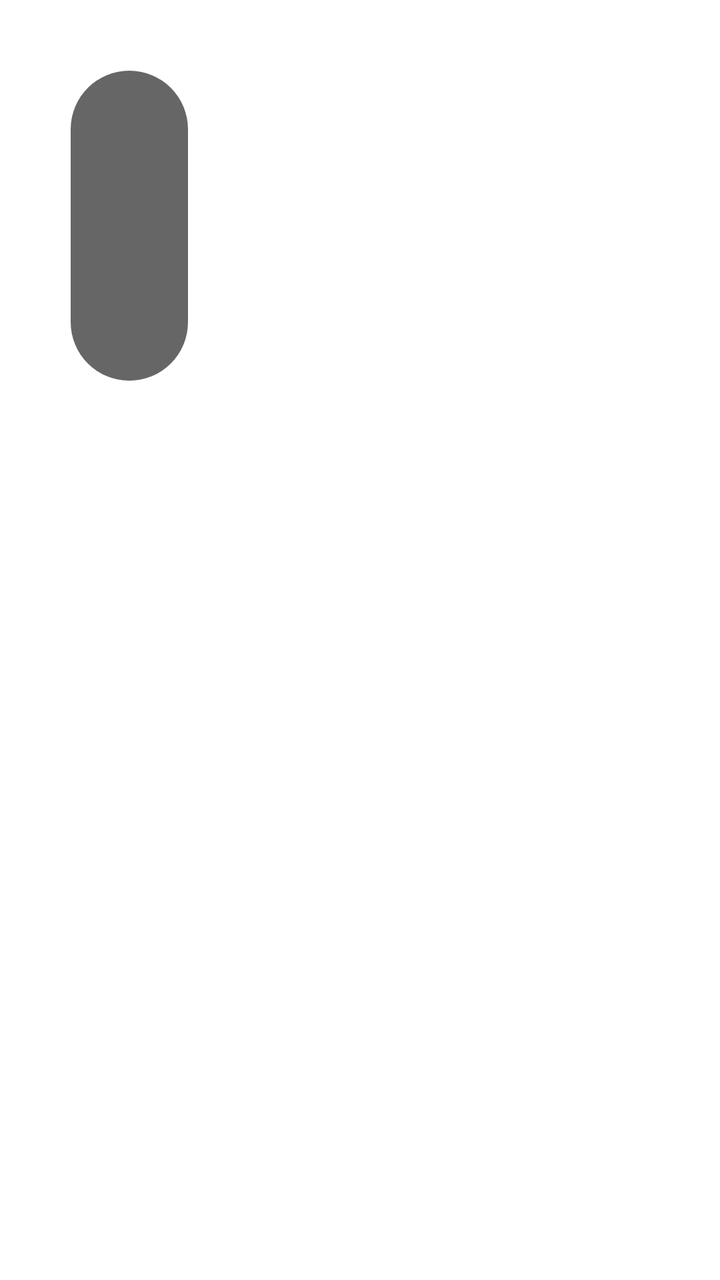
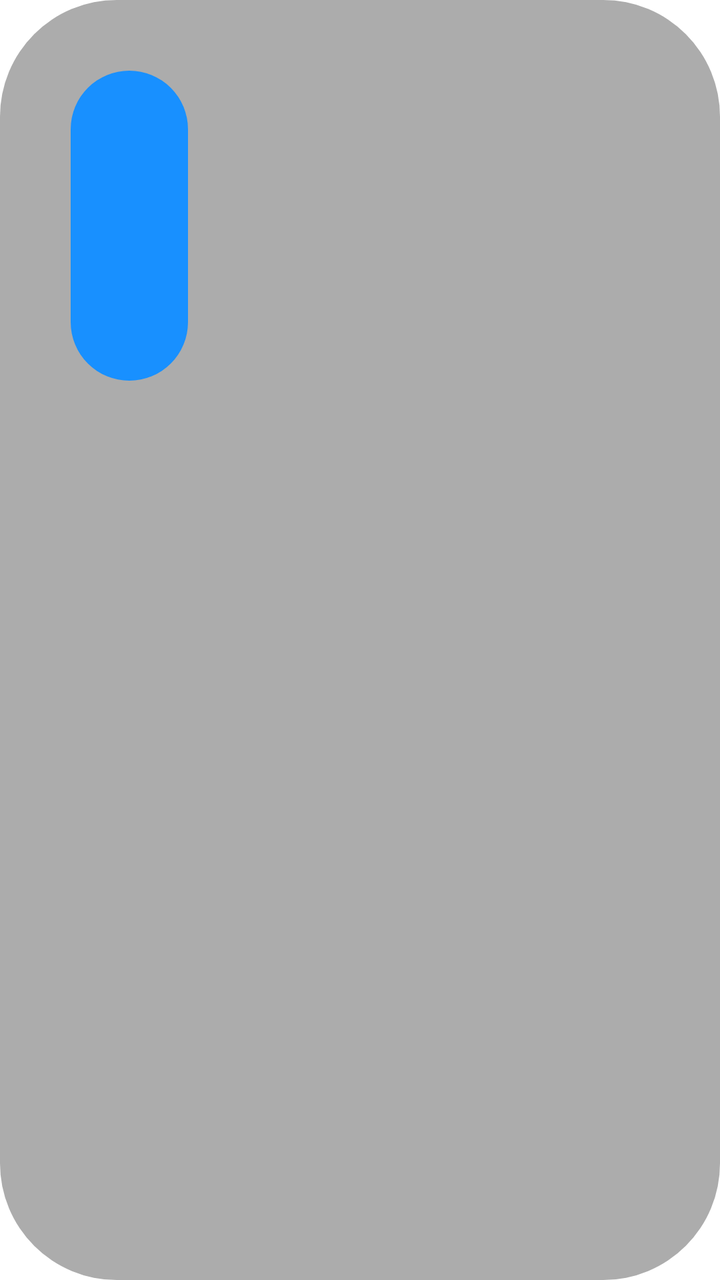

Compare the two renders of this Android layout. The source of the first and the diff that turns it into the second are given below.
<!-- AndroidManifest.xml: application theme AppTheme.NoActionBar -->
<!-- res/layout/item_search.xml -->
<?xml version="1.0" encoding="utf-8"?>
<FrameLayout xmlns:android="http://schemas.android.com/apk/res/android"
    android:layout_width="wrap_content"
    android:layout_height="wrap_content"
    android:background="@drawable/shape_thumb_radius"
    android:focusable="true"
    android:padding="@dimen/vs_1">

    <FrameLayout
        android:layout_width="@dimen/vs_185"
        android:layout_height="@dimen/vs_260">

        <ImageView
            android:id="@+id/ivThumb"
            android:layout_width="match_parent"
            android:layout_height="match_parent"
            android:padding="@dimen/vs_1"
            android:scaleType="fitXY" />

        <LinearLayout
            android:layout_width="wrap_content"
            android:layout_height="wrap_content"
            android:layout_marginLeft="@dimen/vs_5"
            android:layout_marginTop="@dimen/vs_5"
            android:layout_marginRight="@dimen/vs_5"
            android:orientation="horizontal">

            <TextView
                android:id="@+id/tvSite"
                android:layout_width="wrap_content"
                android:layout_height="wrap_content"
                android:layout_marginEnd="@dimen/vs_5"
                android:layout_marginRight="@dimen/vs_5"
                android:background="@drawable/shape_thumb_year"
                android:ellipsize="end"
                android:gravity="center"
                android:paddingLeft="@dimen/vs_5"
                android:paddingRight="@dimen/vs_5"
                android:singleLine="true"
                android:textColor="@android:color/white"
                android:textSize="@dimen/ts_20" />

        </LinearLayout>


        <LinearLayout
            android:layout_width="match_parent"
            android:layout_height="wrap_content"
            android:layout_gravity="bottom"
            android:orientation="vertical"
            android:padding="@dimen/vs_1">

            <TextView
                android:id="@+id/tvNote"
                android:layout_width="wrap_content"
                android:layout_height="wrap_content"
                android:layout_gravity="bottom"
                android:layout_marginLeft="@dimen/vs_5"
                android:layout_marginRight="@dimen/vs_5"
                android:layout_marginBottom="@dimen/vs_5"
                android:background="@drawable/shape_thumb_note"
                android:ellipsize="end"
                android:gravity="center"
                android:paddingLeft="@dimen/vs_5"
                android:paddingRight="@dimen/vs_5"
                android:singleLine="true"
                android:textColor="@android:color/white"
                android:textSize="@dimen/ts_20" />

            <TextView
                android:id="@+id/tvName"
                android:layout_width="match_parent"
                android:layout_height="wrap_content"
                android:background="@drawable/shape_thumb_bottom_name"
                android:ellipsize="marquee"
                android:marqueeRepeatLimit="marquee_forever"
                android:padding="@dimen/vs_5"
                android:singleLine="true"
                android:textColor="@android:color/white"
                android:textSize="@dimen/ts_22" />
        </LinearLayout>
    </FrameLayout>
</FrameLayout>
<!-- resources referenced by this layout -->
<resources>
  <dimen name="ts_20">20mm</dimen>
  <dimen name="ts_22">22mm</dimen>
  <dimen name="vs_1">1mm</dimen>
  <dimen name="vs_185">185mm</dimen>
  <dimen name="vs_260">260mm</dimen>
  <dimen name="vs_5">5mm</dimen>
  <!-- drawable shape_thumb_bottom_name (drawable) -->
  <?xml version="1.0" encoding="utf-8"?>
  <shape xmlns:android="http://schemas.android.com/apk/res/android">
      <corners
          android:bottomLeftRadius="@dimen/vs_14"
          android:bottomRightRadius="@dimen/vs_14" />
      <solid android:color="@color/color_000000_60" />
  </shape>
  <!-- drawable shape_thumb_note (drawable) -->
  <?xml version="1.0" encoding="utf-8"?>
  <shape xmlns:android="http://schemas.android.com/apk/res/android">
      <solid android:color="@color/color_000000_60" />
      <corners android:radius="@dimen/vs_5" />
  </shape>
  <!-- drawable shape_thumb_radius (drawable) -->
  <?xml version="1.0" encoding="utf-8"?>
  <selector xmlns:android="http://schemas.android.com/apk/res/android">
      <item android:state_focused="true">
          <shape>
              <corners android:radius="14px" />
              <stroke android:width="2mm" android:color="@color/color_FFFFFF" />
              <solid android:color="?attr/color_theme_40" />
          </shape>
      </item>
      <item android:state_focused="false">
          <shape>
              <corners android:radius="14px" />
              <solid android:color="#36ffffff"/>
          </shape>
      </item>
  </selector>
  <!-- drawable shape_thumb_year (drawable) -->
  <?xml version="1.0" encoding="utf-8"?>
  <shape xmlns:android="http://schemas.android.com/apk/res/android">
      <solid android:color="@color/color_000000_60" />
      <corners android:radius="@dimen/vs_5" />
  </shape>
  <style name="AppTheme.NoActionBar">
          <item name="android:windowActionBar">false</item>
          <item name="android:windowNoTitle">true</item>
          <item name="windowActionBar">false</item>
          <item name="android:windowFullscreen">true</item>//全屏即无通知栏
          <item name="android:windowContentOverlay">@null</item>//是否有遮盖
          <item name="windowNoTitle">true</item>
          
          
          <item name="android:windowBackground">@android:color/transparent</item>
      </style>
  <dimen name="vs_14">14mm</dimen>
  <color name="color_000000_60">#99000000</color>
  <color name="color_FFFFFF">#FFFFFF</color>
</resources>

<!-- the commit's change to res/layout/item_search.xml (unified diff, before → after) -->
@@ -2,13 +2,13 @@
 <FrameLayout xmlns:android="http://schemas.android.com/apk/res/android"
     android:layout_width="wrap_content"
     android:layout_height="wrap_content"
-    android:background="@drawable/shape_thumb_radius"
+    android:background="@drawable/shape_user_focus"
     android:focusable="true"
     android:padding="@dimen/vs_1">
 
     <FrameLayout
-        android:layout_width="@dimen/vs_185"
-        android:layout_height="@dimen/vs_260">
+        android:layout_width="@dimen/vs_214"
+        android:layout_height="@dimen/vs_280">
 
         <ImageView
             android:id="@+id/ivThumb"
<!-- resource entries referenced after the edit -->
@@ -3,59 +3,71 @@
   <dimen name="ts_20">20mm</dimen>
   <dimen name="ts_22">22mm</dimen>
   <dimen name="vs_1">1mm</dimen>
-  <dimen name="vs_185">185mm</dimen>
-  <dimen name="vs_260">260mm</dimen>
+  <dimen name="vs_214">214mm</dimen>
+  <dimen name="vs_280">280mm</dimen>
   <dimen name="vs_5">5mm</dimen>
   <!-- drawable shape_thumb_bottom_name (drawable) -->
   <?xml version="1.0" encoding="utf-8"?>
   <shape xmlns:android="http://schemas.android.com/apk/res/android">
       <corners
-          android:bottomLeftRadius="@dimen/vs_14"
-          android:bottomRightRadius="@dimen/vs_14" />
-      <solid android:color="@color/color_000000_60" />
+          android:bottomLeftRadius="@dimen/vs_10"
+          android:bottomRightRadius="@dimen/vs_10" />
+      <solid android:color="@color/color_99000000" />
   </shape>
   <!-- drawable shape_thumb_note (drawable) -->
   <?xml version="1.0" encoding="utf-8"?>
   <shape xmlns:android="http://schemas.android.com/apk/res/android">
-      <solid android:color="@color/color_000000_60" />
-      <corners android:radius="@dimen/vs_5" />
+      <solid android:color="@color/color_3D3D3D" />
+      <corners android:radius="5mm" />
   </shape>
-  <!-- drawable shape_thumb_radius (drawable) -->
+  <!-- drawable shape_thumb_year (drawable) -->
+  <?xml version="1.0" encoding="utf-8"?>
+  <shape xmlns:android="http://schemas.android.com/apk/res/android">
+      <solid android:color="@color/color_1890FF" />
+      <corners android:radius="5mm" />
+  </shape>
+  <!-- drawable shape_user_focus (drawable) -->
   <?xml version="1.0" encoding="utf-8"?>
   <selector xmlns:android="http://schemas.android.com/apk/res/android">
       <item android:state_focused="true">
           <shape>
-              <corners android:radius="14px" />
+              <corners android:radius="10mm" />
               <stroke android:width="2mm" android:color="@color/color_FFFFFF" />
-              <solid android:color="?attr/color_theme_40" />
+              <solid android:color="@color/color_6C3D3D3D" />
           </shape>
       </item>
       <item android:state_focused="false">
           <shape>
-              <corners android:radius="14px" />
-              <solid android:color="#36ffffff"/>
+              <corners android:radius="10mm" />
+              <solid android:color="@color/color_6C3D3D3D"/>
           </shape>
       </item>
   </selector>
-  <!-- drawable shape_thumb_year (drawable) -->
-  <?xml version="1.0" encoding="utf-8"?>
-  <shape xmlns:android="http://schemas.android.com/apk/res/android">
-      <solid android:color="@color/color_000000_60" />
-      <corners android:radius="@dimen/vs_5" />
-  </shape>
-  <style name="AppTheme.NoActionBar">
+  <style name="AppTheme.NoActionBar" parent="AppTheme">
           <item name="android:windowActionBar">false</item>
           <item name="android:windowNoTitle">true</item>
           <item name="windowActionBar">false</item>
           <item name="android:windowFullscreen">true</item>//全屏即无通知栏
           <item name="android:windowContentOverlay">@null</item>//是否有遮盖
           <item name="windowNoTitle">true</item>
-          
+          <item name="android:keepScreenOn">true</item>
           
           <item name="android:windowBackground">@android:color/transparent</item>
       </style>
-  <dimen name="vs_14">14mm</dimen>
-  <color name="color_000000_60">#99000000</color>
-  <color name="color_FFFFFF">#FFFFFF</color>
+  <dimen name="vs_10">10mm</dimen>
+  <color name="color_99000000">#99000000</color>
+  <color name="color_3D3D3D">#3D3D3D</color>
+  <color name="color_1890FF">#1890FF</color>
+  <color name="color_FFFFFF">#ffffffff</color>
+  <color name="color_6C3D3D3D">#6c3d3d3d</color>
+  <style name="AppTheme" parent="Theme.AppCompat.Light.DarkActionBar">
+          
+          <item name="colorPrimary">@color/color_6200EE</item>
+          <item name="colorPrimaryDark">@color/color_3700B3</item>
+          <item name="colorAccent">@color/color_03DAC5</item>
+      </style>
+  <color name="color_6200EE">#6200EE</color>
+  <color name="color_3700B3">#3700B3</color>
+  <color name="color_03DAC5">#03DAC5</color>
 </resources>
 
